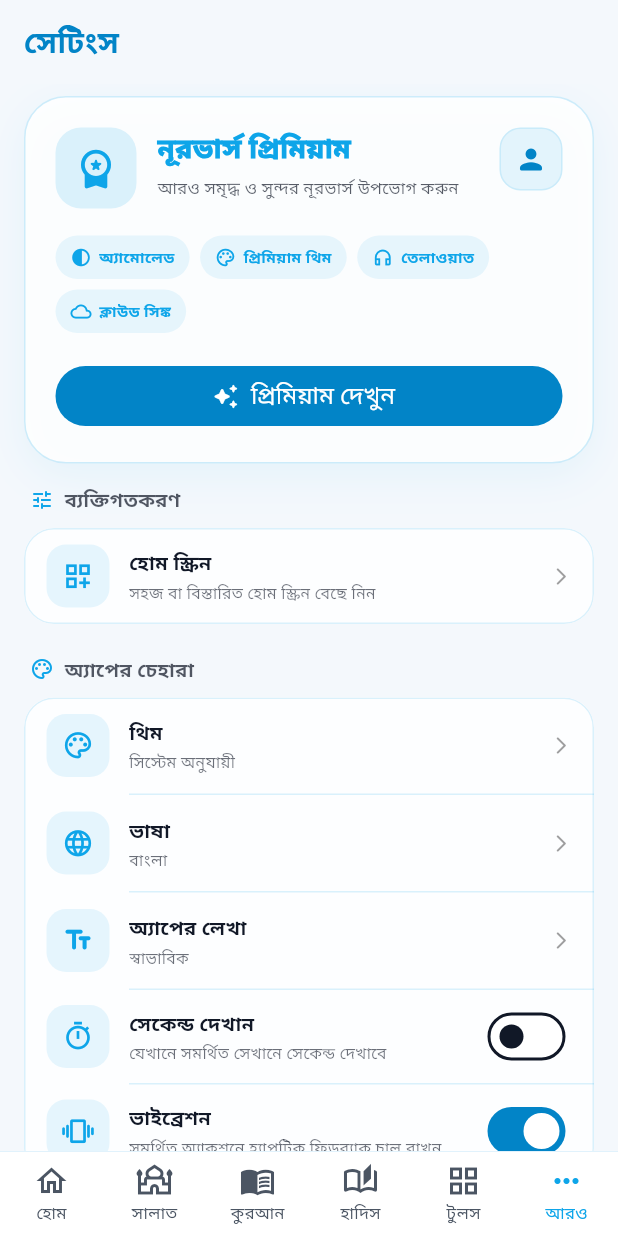
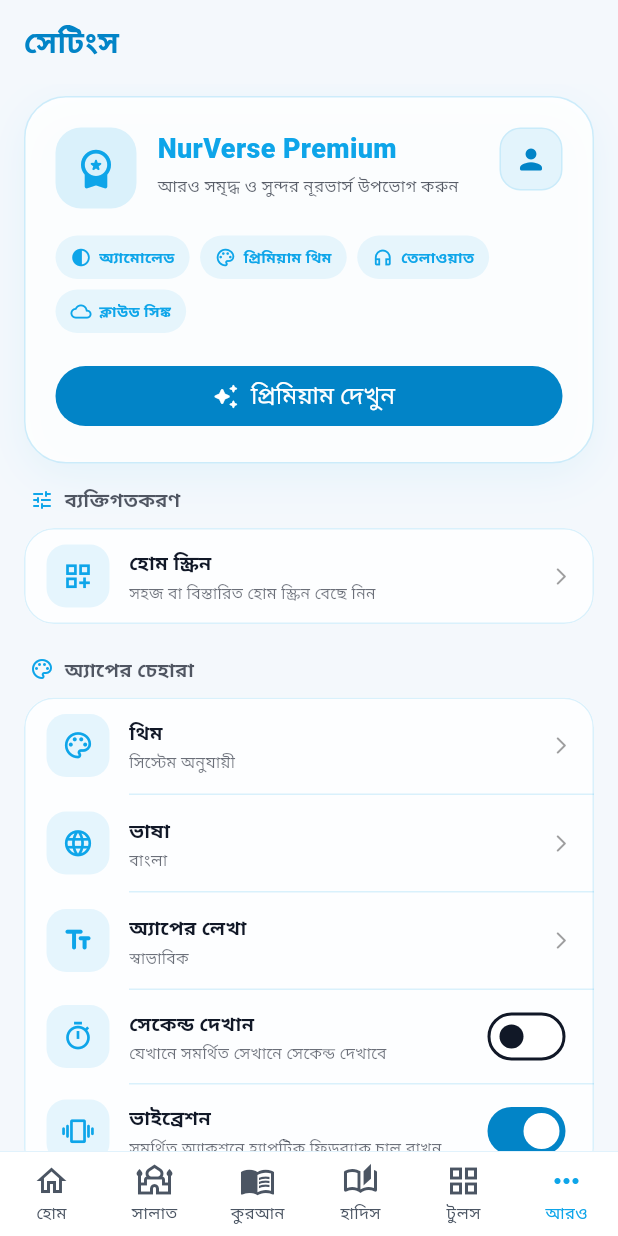
Before and after one commit to jaberhusain4/nurverse, a Flutter app: the screen it shows once a user with an empty profile is signed in, after a tap on the "notifications none" icon, on a phone screen of 412 x 824 dp. Run offline on Flutter 3.47's test engine with Material 3 defaults, Android fonts, the phone set to English and light mode, and no system bars; our stand-ins replace adhan, audioplayers, cloud_firestore, firebase_auth, firebase_core, flutter_compass and 10 more; missing offline and left inert: esmaulhusna_muslimbg, pdfx, record; accounts and stored records are empty.

Commit message:
Settings: keep NurVerse Premium title English

```diff
--- a/lib/screens/settings_hub_screen_v4.dart
+++ b/lib/screens/settings_hub_screen_v4.dart
@@ -447,7 +447,7 @@ class SettingsHubScreenV4 extends StatelessWidget {
                           children: [
                             Flexible(
                               child: Text(
-                                _t(languageCode, 'নূরভার্স প্রিমিয়াম', 'NurVerse Premium'),
+                                'NurVerse Premium',
                                 style: const TextStyle(color: AppColors.seaBlue, fontSize: 18, fontWeight: FontWeight.w900),
                               ),
                             ),
```
Also changed, not shown: 1 other file.
